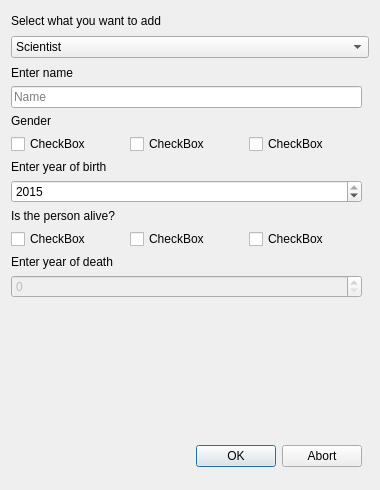
Before: the Qt Designer form VLNvika3/addentry.ui in Gylfian/VLN-vika-3, drawn with Qt 5.
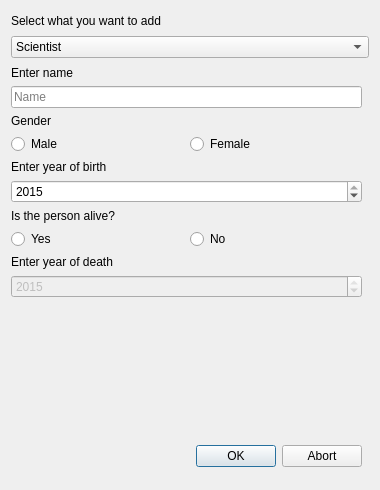
After: the same form once the commit is applied. The open tabs and pages were chosen to show the change.

Diff of the .ui file:
```diff
--- a/VLNvika3/addentry.ui
+++ b/VLNvika3/addentry.ui
@@ -228,23 +228,16 @@
         <item>
          <layout class="QHBoxLayout" name="horizontalLayout_3">
           <item>
-           <widget class="QCheckBox" name="checkBox_3">
+           <widget class="QRadioButton" name="sciMaleButton">
             <property name="text">
-             <string>CheckBox</string>
+             <string>Male</string>
             </property>
            </widget>
           </item>
           <item>
-           <widget class="QCheckBox" name="checkBox_2">
+           <widget class="QRadioButton" name="sciFemaleButton">
             <property name="text">
-             <string>CheckBox</string>
-            </property>
-           </widget>
-          </item>
-          <item>
-           <widget class="QCheckBox" name="checkBox">
-            <property name="text">
-             <string>CheckBox</string>
+             <string>Female</string>
             </property>
            </widget>
           </item>
@@ -292,23 +285,19 @@
         <item>
          <layout class="QHBoxLayout" name="horizontalLayout_2">
           <item>
-           <widget class="QCheckBox" name="checkBox_6">
+           <widget class="QRadioButton" name="sciAlivButton">
             <property name="text">
-             <string>CheckBox</string>
+             <string>Yes</string>
             </property>
-           </widget>
-          </item>
-          <item>
-           <widget class="QCheckBox" name="checkBox_5">
-            <property name="text">
-             <string>CheckBox</string>
+            <property name="checked">
+             <bool>false</bool>
             </property>
            </widget>
           </item>
           <item>
-           <widget class="QCheckBox" name="checkBox_4">
+           <widget class="QRadioButton" name="sciDeadButton">
             <property name="text">
-             <string>CheckBox</string>
+             <string>No</string>
             </property>
            </widget>
           </item>
@@ -330,7 +319,7 @@
            <number>2015</number>
           </property>
           <property name="value">
-           <number>0</number>
+           <number>2015</number>
           </property>
          </widget>
         </item>
```
Left out of the diff: 26 changed lines with no effect on the pictures.
